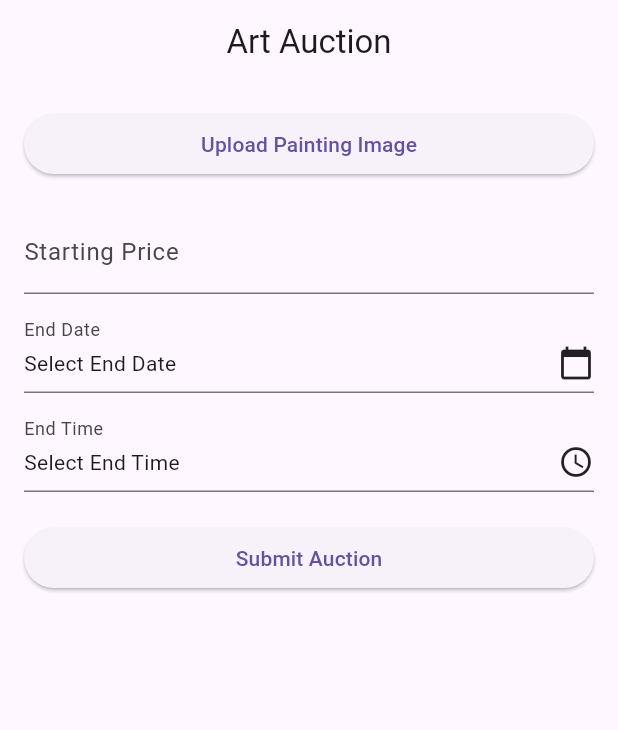
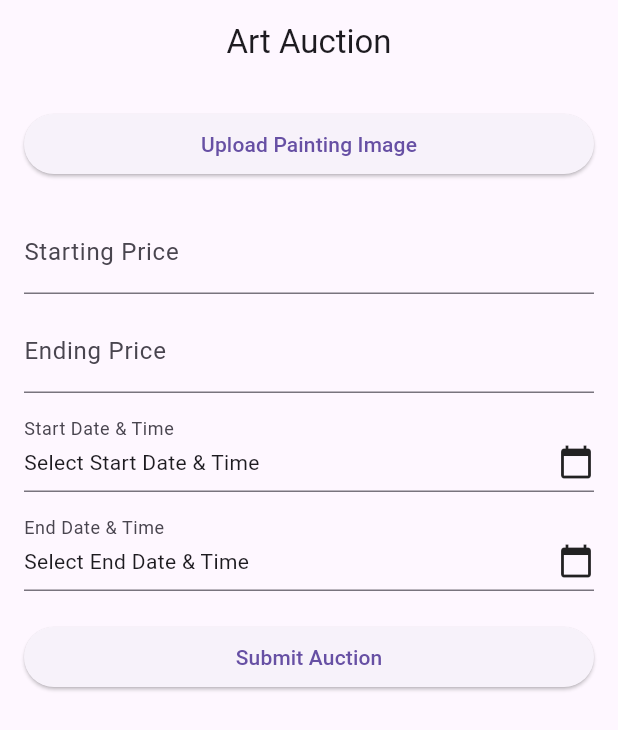
Before and after one commit to ghazih808/Takhleeqish, a Flutter app: the AuctionPage screen opened directly, after a tap on "Submit Auction", on a phone screen of 412 x 824 dp. Shown: the top 730 px of the screen. Run offline on Flutter 3.47's test engine with Material 3 defaults, Android fonts, the phone set to English and light mode, and no system bars; our stand-ins replace cloud_firestore, firebase_auth, firebase_core, firebase_database, firebase_storage, flutter_form_builder and 5 more; missing offline and left inert: email_auth, email_otp; accounts and stored records are empty.

Commit message:
Auction ui modified

```diff
--- a/lib/Artist/throughDashboard/auction.dart
+++ b/lib/Artist/throughDashboard/auction.dart
@@ -10,39 +10,52 @@ class AuctionPage extends StatefulWidget {
 class _AuctionPageState extends State<AuctionPage> {
   File? _image;
   final TextEditingController startingPriceController = TextEditingController();
+  final TextEditingController endingPriceController = TextEditingController();
+  DateTime? selectedStartDate;
   DateTime? selectedEndDate;
+  TimeOfDay? selectedStartTime;
   TimeOfDay? selectedEndTime;
 
-  Future<void> _selectEndDate(BuildContext context) async {
-    final DateTime? picked = await showDatePicker(
+  Future<void> _selectDateTime(
+      BuildContext context,
+      bool isStartDate,
+      bool isStartTime,
+      ) async {
+    DateTime? pickedDate;
+    TimeOfDay? pickedTime;
+
+    if (isStartDate || !isStartTime) {
+      pickedDate = await showDatePicker(
         context: context,
         initialDate: DateTime.now(),
         firstDate: DateTime.now(),
         lastDate: DateTime(2101),
       );
-
-    if (picked != null && picked != selectedEndDate) {
-      setState(() {
-        selectedEndDate = picked;
-      });
-    }
     }
 
-  Future<void> _selectEndTime(BuildContext context) async {
-    final TimeOfDay? picked = await showTimePicker(
+    if (!isStartDate || !isStartTime) {
+      pickedTime = await showTimePicker(
         context: context,
-      initialTime: TimeOfDay.now(),
+        initialTime: isStartDate && pickedDate == DateTime.now()
+            ? TimeOfDay.now()
+            : selectedStartTime ?? TimeOfDay.now(),
       );
+    }
 
-    if (picked != null && picked != selectedEndTime) {
     setState(() {
-        selectedEndTime = picked;
+      if (isStartDate) {
+        selectedStartDate = pickedDate;
+        selectedStartTime = pickedTime;
+      } else {
+        selectedEndDate = pickedDate;
+        selectedEndTime = pickedTime;
+      }
     });
-    }
   }
 
   Future<void> _getImage() async {
-    final pickedFile = await ImagePicker().pickImage(source: ImageSource.gallery);
+    final pickedFile =
+    await ImagePicker().pickImage(source: ImageSource.gallery);
 
     setState(() {
       _image = File(pickedFile!.path);
@@ -81,19 +94,25 @@ class _AuctionPageState extends State<AuctionPage> {
               decoration: InputDecoration(labelText: 'Starting Price'),
             ),
             SizedBox(height: 10),
+            TextField(
+              controller: endingPriceController,
+              keyboardType: TextInputType.number,
+              decoration: InputDecoration(labelText: 'Ending Price'),
+            ),
+            SizedBox(height: 10),
             InkWell(
-              onTap: () => _selectEndDate(context),
+              onTap: () => _selectDateTime(context, true, true),
               child: InputDecorator(
                 decoration: InputDecoration(
-                  labelText: 'End Date',
+                  labelText: 'Start Date & Time',
                 ),
                 child: Row(
                   mainAxisAlignment: MainAxisAlignment.spaceBetween,
                   children: <Widget>[
                     Text(
-                      selectedEndDate != null
-                          ? '${selectedEndDate!.toLocal()}'.split(' ')[0]
-                          : 'Select End Date',
+                      selectedStartDate != null
+                          ? '${selectedStartDate!.toLocal()} ${selectedStartTime!.format(context)}'
+                          : 'Select Start Date & Time',
                     ),
                     Icon(Icons.calendar_today),
                   ],
@@ -102,20 +121,20 @@ class _AuctionPageState extends State<AuctionPage> {
             ),
             SizedBox(height: 10),
             InkWell(
-              onTap: () => _selectEndTime(context),
+              onTap: () => _selectDateTime(context, false, false),
               child: InputDecorator(
                 decoration: InputDecoration(
-                  labelText: 'End Time',
+                  labelText: 'End Date & Time',
                 ),
                 child: Row(
                   mainAxisAlignment: MainAxisAlignment.spaceBetween,
                   children: <Widget>[
                     Text(
-                      selectedEndTime != null
-                          ? selectedEndTime!.format(context)
-                          : 'Select End Time',
+                      selectedEndDate != null
+                          ? '${selectedEndDate!.toLocal()} ${selectedEndTime!.format(context)}'
+                          : 'Select End Date & Time',
                     ),
-                    Icon(Icons.access_time),
+                    Icon(Icons.calendar_today),
                   ],
                 ),
               ),
@@ -124,13 +143,22 @@ class _AuctionPageState extends State<AuctionPage> {
             ElevatedButton(
               onPressed: () {
                 // Add logic to submit auction data
-                if (_image != null && startingPriceController.text.isNotEmpty) {
+                if (_image != null &&
+                    startingPriceController.text.isNotEmpty &&
+                    endingPriceController.text.isNotEmpty &&
+                    selectedStartDate != null &&
+                    selectedEndDate != null &&
+                    selectedStartTime != null &&
+                    selectedEndTime != null) {
                   // Perform actions with the auction data
                   print('Auction submitted:');
                   print('Image: ${_image!.path}');
                   print('Starting Price: ${startingPriceController.text}');
-                  print('End Date: $selectedEndDate');
-                  print('End Time: $selectedEndTime');
+                  print('Ending Price: ${endingPriceController.text}');
+                  print(
+                      'Start Date & Time: ${selectedStartDate!.toLocal()} ${selectedStartTime!.format(context)}');
+                  print(
+                      'End Date & Time: ${selectedEndDate!.toLocal()} ${selectedEndTime!.format(context)}');
                 } else {
                   // Handle validation errors or inform the user
                   print('Please fill in all fields.');
```
Lines whose indentation alone changed are shown as unchanged.
